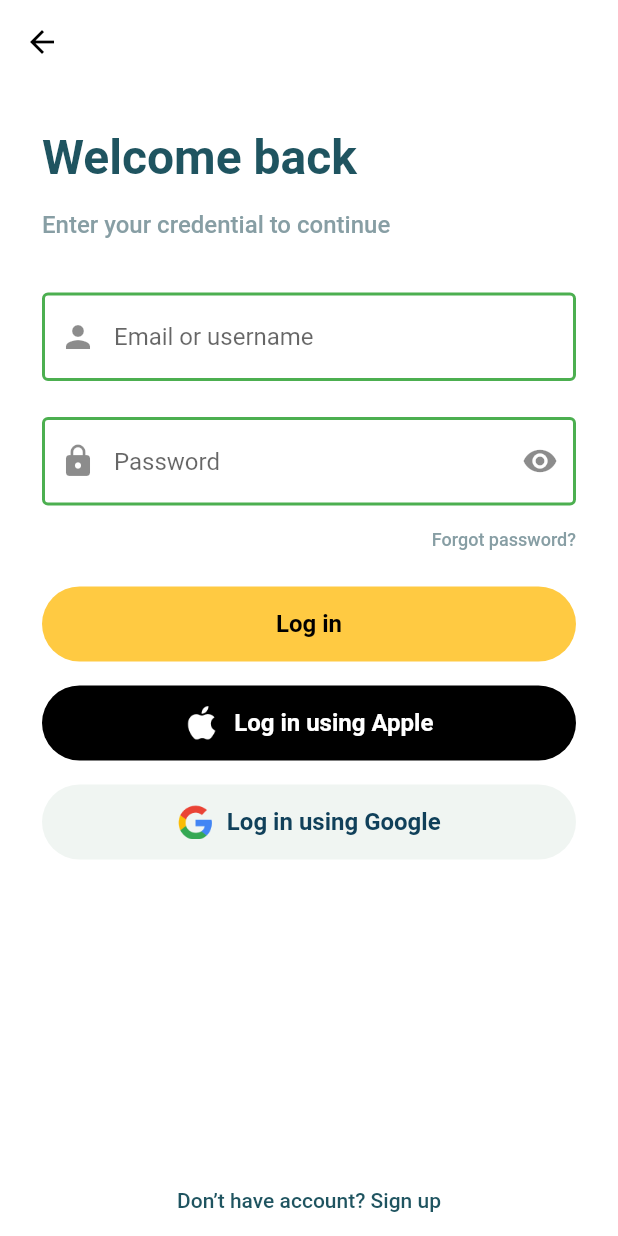
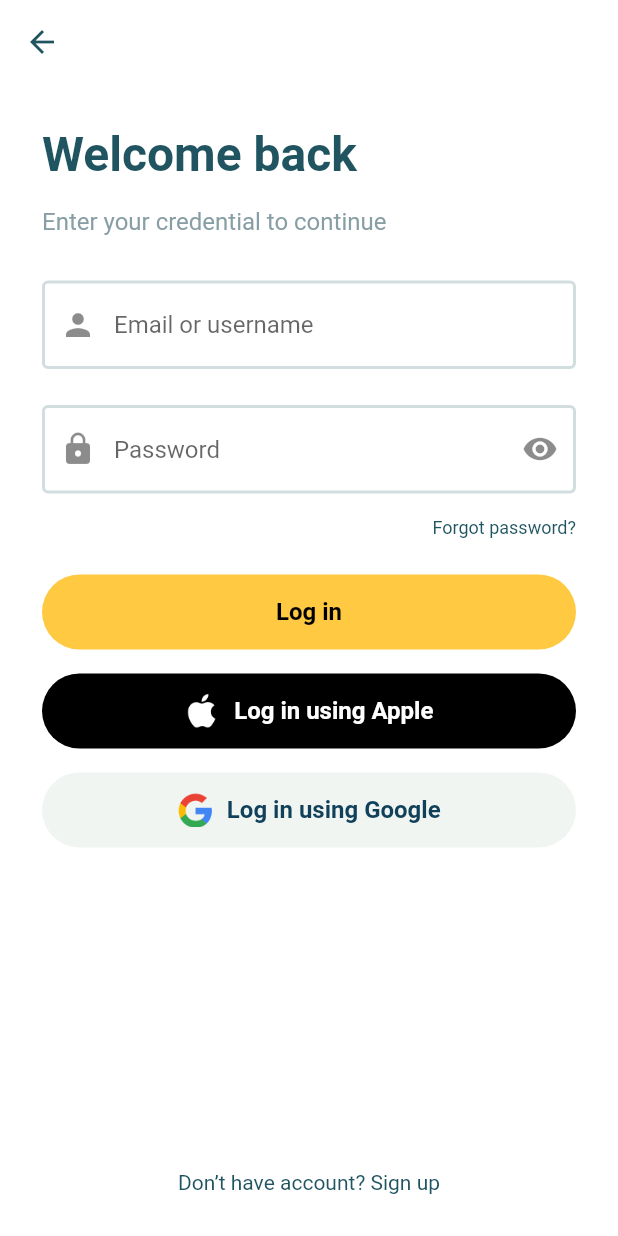
Before and after one commit to Abdusamad98/test_project, a Flutter app: the screen it shows after launch, on a phone screen of 412 x 824 dp. Run offline on Flutter 3.47's test engine with Material 2 defaults, Android fonts, the phone set to English and light mode, and no system bars.

Commit message:
some changes

```diff
--- a/lib/login_screen.dart
+++ b/lib/login_screen.dart
@@ -7,95 +7,68 @@ class LoginScreen extends StatelessWidget {
   @override
   Widget build(BuildContext context) {
     return Scaffold(
+      resizeToAvoidBottomInset: false,
       backgroundColor: Colors.white,
       appBar: AppBar(
         leading: IconButton(
           onPressed: () {},
-          icon: Icon(Icons.arrow_back),
-          color: Colors.black,
+          icon: const Icon(
+            Icons.arrow_back,
+            color: Color(0xFF1F5460),
           ),
+        ),
+        systemOverlayStyle:
+            const SystemUiOverlayStyle(statusBarColor: Colors.white),
         elevation: 0,
-        systemOverlayStyle: const SystemUiOverlayStyle(
-          statusBarColor: Colors.white,
-        ),
         backgroundColor: Colors.white,
+        title: Text(""),
       ),
       body: Padding(
-        padding: const EdgeInsets.symmetric(horizontal: 28),
+        padding: EdgeInsets.all(28),
         child: Column(
           crossAxisAlignment: CrossAxisAlignment.start,
           children: [
-            const SizedBox(height: 30),
             const Text(
               "Welcome back",
               style: TextStyle(
+                fontSize: 32,
                 fontWeight: FontWeight.w600,
-                  fontSize: 32,
-                  color: Color(0xFF1F5460)),
+                color: Color(0xFF1F5460),
+              ),
             ),
             const SizedBox(height: 16),
             const Text(
               "Enter your credential to continue",
               style: TextStyle(
-                  fontWeight: FontWeight.w500,
                 fontSize: 16,
-                  color: Color(0xFF879EA4)),
+                fontWeight: FontWeight.w400,
+                color: Color(0xFF879EA4),
               ),
-            const SizedBox(height: 36),
+            ),
+            const SizedBox(height: 30),
             TextField(
               decoration: InputDecoration(
                 prefixIcon: const Icon(Icons.person),
                 hintText: "Email or username",
                 enabledBorder: OutlineInputBorder(
-                  borderRadius: BorderRadius.circular(4),
-                  borderSide: const BorderSide(
-                    color: Colors.green,
-                    width: 2,
-                  ),
-                ),
-                focusedBorder: OutlineInputBorder(
-                  borderRadius: BorderRadius.circular(4),
-                  borderSide: const BorderSide(
-                    color: Colors.red,
-                    width: 2,
-                  ),
-                ),
-                disabledBorder: OutlineInputBorder(
-                  borderRadius: BorderRadius.circular(4),
-                  borderSide: const BorderSide(
-                    color: Color(0xFF879EA4),
-                    width: 2,
-                  ),
-                ),
+                    borderSide: BorderSide(
+                        width: 2, color: Color(0xFF1F5460).withOpacity(0.2))),
+                focusedBorder: const OutlineInputBorder(
+                    borderSide: BorderSide(width: 2, color: Colors.teal)),
               ),
             ),
             const SizedBox(height: 24),
             TextField(
+              obscureText: true,
               decoration: InputDecoration(
                 prefixIcon: const Icon(Icons.lock),
                 suffixIcon: const Icon(Icons.remove_red_eye),
                 hintText: "Password",
                 enabledBorder: OutlineInputBorder(
-                  borderRadius: BorderRadius.circular(4),
-                  borderSide: const BorderSide(
-                    color: Colors.green,
-                    width: 2,
-                  ),
-                ),
-                focusedBorder: OutlineInputBorder(
-                  borderRadius: BorderRadius.circular(4),
-                  borderSide: const BorderSide(
-                    color: Colors.red,
-                    width: 2,
-                  ),
-                ),
-                disabledBorder: OutlineInputBorder(
-                  borderRadius: BorderRadius.circular(4),
-                  borderSide: const BorderSide(
-                    color: Color(0xFF879EA4),
-                    width: 2,
-                  ),
-                ),
+                    borderSide: BorderSide(
+                        width: 2, color: Color(0xFF1F5460).withOpacity(0.2))),
+                focusedBorder: const OutlineInputBorder(
+                    borderSide: BorderSide(width: 2, color: Colors.teal)),
               ),
             ),
             const SizedBox(height: 16),
@@ -105,9 +78,10 @@ class LoginScreen extends StatelessWidget {
                 Text(
                   "Forgot password?",
                   style: TextStyle(
-                      fontWeight: FontWeight.w500,
                     fontSize: 12,
-                      color: Color(0xFF879EA4)),
+                    fontWeight: FontWeight.w400,
+                    color: Color(0xFF1F5460),
+                  ),
                 ),
               ],
             ),
@@ -129,47 +103,52 @@ class LoginScreen extends StatelessWidget {
               ),
             ),
             const SizedBox(height: 16),
-            _getMyButton(
+            getButtonWidget(
               "Log in using Apple",
               "assets/images/apple.png",
               Colors.black,
               Colors.white,
+              () {
+                print("1 BUTTON TAPPED");
+              },
             ),
             const SizedBox(height: 16),
-            _getMyButton(
+            getButtonWidget(
               "Log in using Google",
               "assets/images/google.png",
-              const Color(0xFFF0F5F2),
-              const Color(0xFF10405A),
+              Color(0xFFF0F5F2),
+              Color(0xFF10405A),
+              () {
+                print("2 BUTTON TAPPED");
+              },
             ),
-            Expanded(child: SizedBox()),
-            const Row(
-              mainAxisAlignment: MainAxisAlignment.center,
-              children: [
-                Text(
+            const Expanded(child: SizedBox()),
+            const Center(
+              child: Text(
                 "Don’t have account? Sign up",
                 style: TextStyle(
+                  fontSize: 14,
+                  fontWeight: FontWeight.w400,
                   color: Color(0xFF1F5460),
-                    fontWeight: FontWeight.w500,
-                    fontSize: 14,
+                ),
               ),
             )
-              ],
-            ),
-            const SizedBox(height: 16),
           ],
         ),
       ),
     );
   }
 
-  Widget _getMyButton(
+  getButtonWidget(
     String buttonText,
-    String imagePath,
+    String iconPath,
     Color buttonColor,
     Color textColor,
+    VoidCallback onTap,
   ) {
-    return Container(
+    return GestureDetector(
+      onTap: onTap,
+      child: Container(
         height: 50,
         decoration: BoxDecoration(
             color: buttonColor, borderRadius: BorderRadius.circular(100)),
@@ -177,7 +156,7 @@ class LoginScreen extends StatelessWidget {
           mainAxisAlignment: MainAxisAlignment.center,
           children: [
             Image.asset(
-            imagePath,
+              iconPath,
               width: 23,
               height: 23,
             ),
@@ -192,6 +171,7 @@ class LoginScreen extends StatelessWidget {
             ),
           ],
         ),
+      ),
     );
   }
 }
--- a/lib/main.dart
+++ b/lib/main.dart
@@ -1,5 +1,4 @@
 import 'package:flutter/material.dart';
-import 'package:flutter/services.dart';
 import 'package:test_project/introduction_screen.dart';
 import 'package:test_project/login_screen.dart';
 
```
Lines whose indentation alone changed are shown as unchanged.
